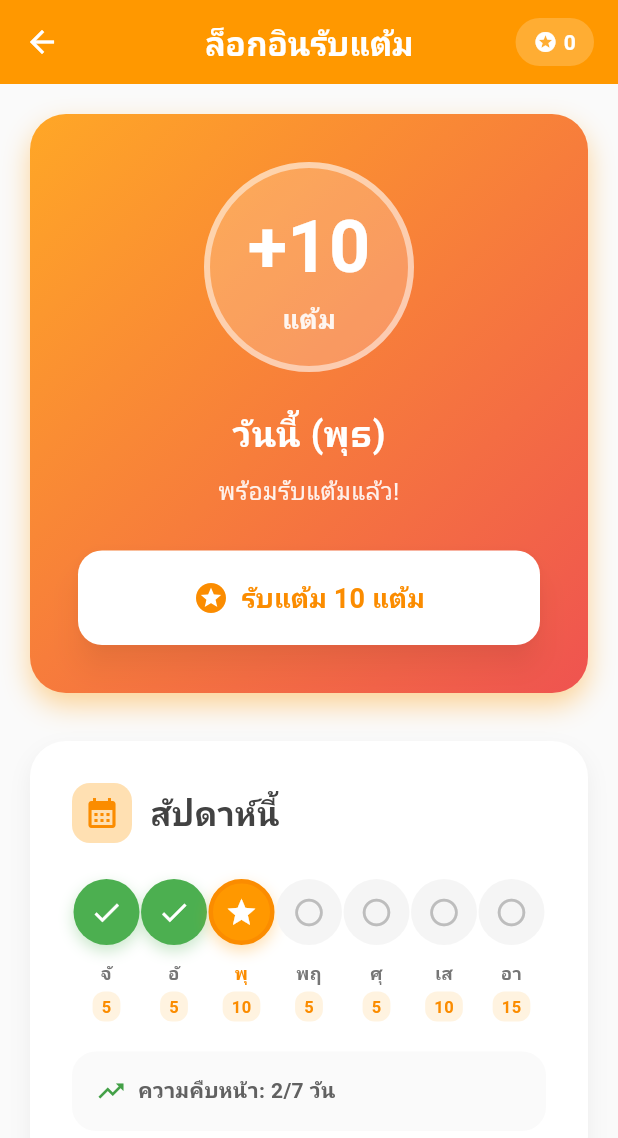
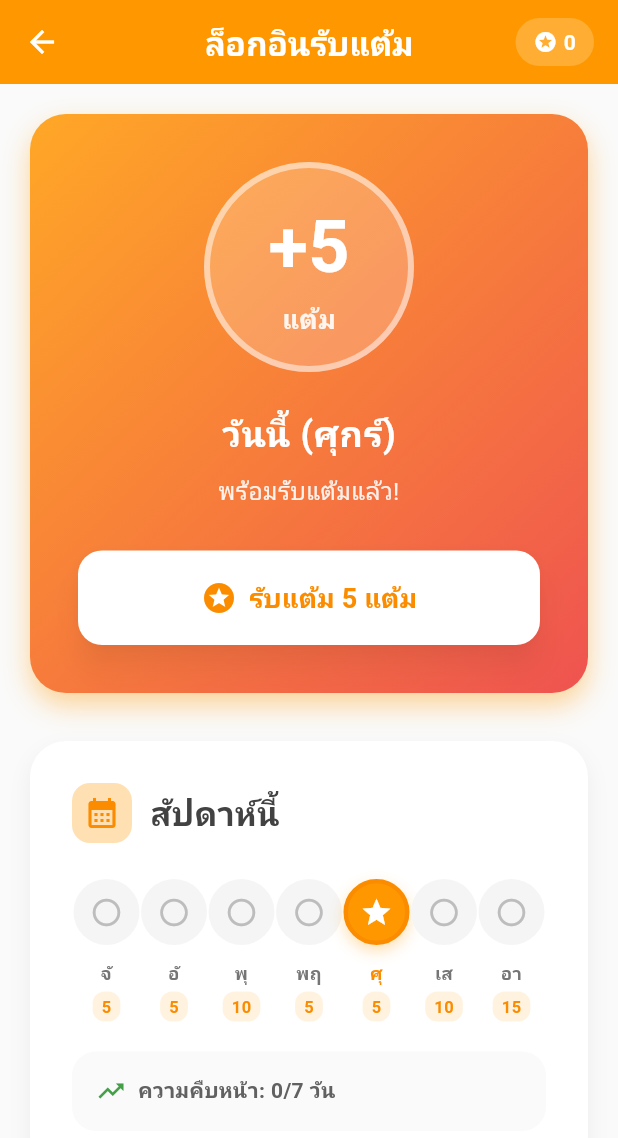
Before and after one commit to Non2412/Travel_On_Sesaket, a Flutter app: the screen it shows after launch, in the side drawer, after a tap on "เช็คอินรับแต้มฟรี", on a phone screen of 412 x 824 dp. Shown: the top 1138 px of the screen. Run offline on Flutter 3.47's test engine with Material 3 defaults, Android fonts, the phone set to English and light mode, and no system bars; our stand-ins replace shared_preferences; Roboto replaces fonts that are missing (Kanit).

Commit message:
Edit checkin_screen.dart to use the actual date and time and accept only one time per day.

```diff
--- a/lib/screens/checkin_screen.dart
+++ b/lib/screens/checkin_screen.dart
@@ -1,5 +1,6 @@
 import 'package:flutter/material.dart';
-import '../points_manager.dart'; // Import PointsManager
+import 'package:shared_preferences/shared_preferences.dart';
+import '../points_manager.dart';
 
 class CheckInScreen extends StatefulWidget {
   const CheckInScreen({super.key});
@@ -15,17 +16,17 @@ class _CheckInScreenState extends State<CheckInScreen> {
   final List<int> weeklyRewards = [5, 5, 10, 5, 5, 10, 15];
   final List<String> dayNames = ['จันทร์', 'อังคาร', 'พุธ', 'พฤหัสบดี', 'ศุกร์', 'เสาร์', 'อาทิตย์'];
 
-  // จำลองข้อมูลการล็อกอิน
-  List<bool> loginDays = [true, true, false, false, false, false, false];
-  int currentDayIndex = 2; // วันปัจจุบัน (พุธ = index 2)
-  bool canGetPointsToday = true;
+  List<bool> loginDays = List.filled(7, false);
+  int currentDayIndex = 0;
+  bool canGetPointsToday = false;
+  SharedPreferences? _prefs;
 
   @override
   void initState() {
     super.initState();
     _pointsManager = PointsManager();
-    // เพิ่ม listener เพื่ออัปเดต UI เมื่อแต้มเปลี่ยน
     _pointsManager.addListener(_updateUI);
+    _initializeData();
   }
 
   @override
@@ -36,6 +37,74 @@ class _CheckInScreenState extends State<CheckInScreen> {
 
   void _updateUI() {
     setState(() {});
+  }
+
+  Future<void> _initializeData() async {
+    _prefs = await SharedPreferences.getInstance();
+    await _loadWeeklyData();
+    _updateCurrentDay();
+  }
+
+  void _updateCurrentDay() {
+    final now = DateTime.now();
+    // แปลงวันในสัปดาห์ (1=Monday, 7=Sunday) เป็น index (0-6)
+    currentDayIndex = now.weekday - 1;
+
+    final today = _getTodayKey();
+    final hasCheckedInToday = _prefs?.getBool('checkin_$today') ?? false;
+
+    setState(() {
+      canGetPointsToday = !hasCheckedInToday;
+    });
+  }
+
+  String _getTodayKey() {
+    final now = DateTime.now();
+    return '${now.year}-${now.month.toString().padLeft(2, '0')}-${now.day.toString().padLeft(2, '0')}';
+  }
+
+  String _getWeekKey() {
+    final now = DateTime.now();
+    // หาวันจันทร์ของสัปดาห์นี้
+    final monday = now.subtract(Duration(days: now.weekday - 1));
+    return '${monday.year}-W${_getWeekOfYear(monday)}';
+  }
+
+  int _getWeekOfYear(DateTime date) {
+    final firstJan = DateTime(date.year, 1, 1);
+    final daysSinceFirstJan = date.difference(firstJan).inDays;
+    return ((daysSinceFirstJan + firstJan.weekday - 1) / 7).ceil();
+  }
+
+  Future<void> _loadWeeklyData() async {
+    final weekKey = _getWeekKey();
+    final savedWeekKey = _prefs?.getString('current_week') ?? '';
+
+    // ถ้าเป็นสัปดาห์ใหม่ ให้รีเซ็ตข้อมูล
+    if (savedWeekKey != weekKey) {
+      await _resetWeeklyData(weekKey);
+    } else {
+      // โหลดข้อมูลสัปดาห์ปัจจุบัน
+      await _loadCurrentWeekData();
+    }
+  }
+
+  Future<void> _resetWeeklyData(String newWeekKey) async {
+    await _prefs?.setString('current_week', newWeekKey);
+
+    // รีเซ็ตสถานะการเช็คอิน
+    loginDays = List.filled(7, false);
+
+    // บันทึกสถานะ
+    for (int i = 0; i < 7; i++) {
+      await _prefs?.setBool('day_$i', false);
+    }
+  }
+
+  Future<void> _loadCurrentWeekData() async {
+    for (int i = 0; i < 7; i++) {
+      loginDays[i] = _prefs?.getBool('day_$i') ?? false;
+    }
   }
 
   @override
@@ -55,7 +124,6 @@ class _CheckInScreenState extends State<CheckInScreen> {
         elevation: 0,
         centerTitle: true,
         actions: [
-          // แสดงแต้มปัจจุบันใน AppBar
           Container(
             margin: EdgeInsets.only(right: 16),
             padding: EdgeInsets.symmetric(horizontal: 12, vertical: 6),
@@ -86,7 +154,7 @@ class _CheckInScreenState extends State<CheckInScreen> {
           padding: EdgeInsets.all(20),
           child: Column(
             children: [
-              // Today's Login Reward - ปรับปรุงใหม่
+              // Today's Login Reward
               Container(
                 width: double.infinity,
                 decoration: BoxDecoration(
@@ -107,7 +175,6 @@ class _CheckInScreenState extends State<CheckInScreen> {
                 padding: EdgeInsets.all(32),
                 child: Column(
                   children: [
-                    // Points Display - ขยายใหญ่ขึ้น
                     Container(
                       width: 140,
                       height: 140,
@@ -168,7 +235,6 @@ class _CheckInScreenState extends State<CheckInScreen> {
 
                     SizedBox(height: 28),
 
-                    // Get Points Button - ปรับปรุงสไตล์
                     if (canGetPointsToday)
                       Container(
                         width: double.infinity,
@@ -234,7 +300,7 @@ class _CheckInScreenState extends State<CheckInScreen> {
 
               SizedBox(height: 32),
 
-              // Weekly Calendar Overview - ปรับปรุงสไตล์
+              // Weekly Calendar Overview
               Container(
                 width: double.infinity,
                 decoration: BoxDecoration(
@@ -280,7 +346,6 @@ class _CheckInScreenState extends State<CheckInScreen> {
 
                     SizedBox(height: 24),
 
-                    // Days Grid - ปรับปรุงดีไซน์
                     Row(
                       mainAxisAlignment: MainAxisAlignment.spaceEvenly,
                       children: List.generate(7, (index) {
@@ -354,7 +419,6 @@ class _CheckInScreenState extends State<CheckInScreen> {
 
                     SizedBox(height: 20),
 
-                    // Progress indicator
                     Container(
                       padding: EdgeInsets.all(16),
                       decoration: BoxDecoration(
@@ -500,10 +564,15 @@ class _CheckInScreenState extends State<CheckInScreen> {
     );
   }
 
-  void _claimPoints() {
+  Future<void> _claimPoints() async {
     if (!canGetPointsToday) return;
 
     final pointsEarned = weeklyRewards[currentDayIndex];
+    final todayKey = _getTodayKey();
+
+    // บันทึกสถานะการเช็คอิน
+    await _prefs?.setBool('checkin_$todayKey', true);
+    await _prefs?.setBool('day_$currentDayIndex', true);
 
     setState(() {
       loginDays[currentDayIndex] = true;
@@ -517,7 +586,8 @@ class _CheckInScreenState extends State<CheckInScreen> {
       source: 'daily_login'
     );
 
-    // แสดง Dialog ยืนยัน - ปรับปรุงดีไซน์
+    // แสดง Dialog ยืนยัน
+    if (mounted) {
       showDialog(
         context: context,
         barrierDismissible: false,
@@ -607,3 +677,4 @@ class _CheckInScreenState extends State<CheckInScreen> {
       );
     }
   }
+}
--- a/pubspec.yaml
+++ b/pubspec.yaml
@@ -10,6 +10,7 @@ dependencies:
   flutter:
     sdk: flutter
   cupertino_icons: ^1.0.2
+  shared_preferences: ^2.2.2
 
 dev_dependencies:
   flutter_test:
```
Also changed, not shown: pubspec.lock. Lines whose indentation alone changed are shown as unchanged.
